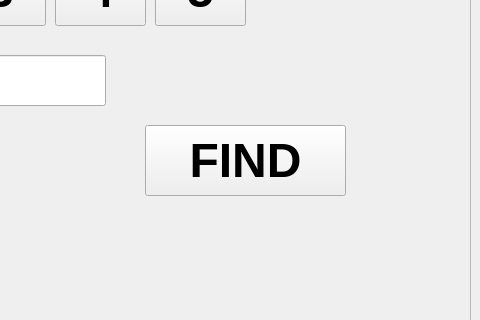
This is ui/main_window.ui in Room1104/qtgui as Qt 5 draws it before an edit; both pictures show x 464 to 944 and y 83 to 403 of the 944 by 704 pixel window. The edited form follows.
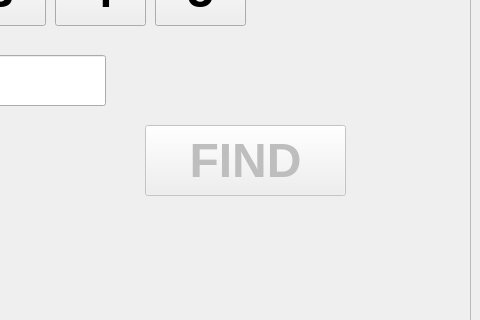
This is the edited form. Icons and pictures are not drawn.

Commit message: temporarily disabled find button

Patch:
```diff
--- a/ui/main_window.ui
+++ b/ui/main_window.ui
@@ -293,6 +293,9 @@
        </property>
       </widget>
       <widget class="QPushButton" name="pushButton_find">
+       <property name="enabled">
+        <bool>false</bool>
+       </property>
        <property name="geometry">
         <rect>
          <x>600</x>
```
